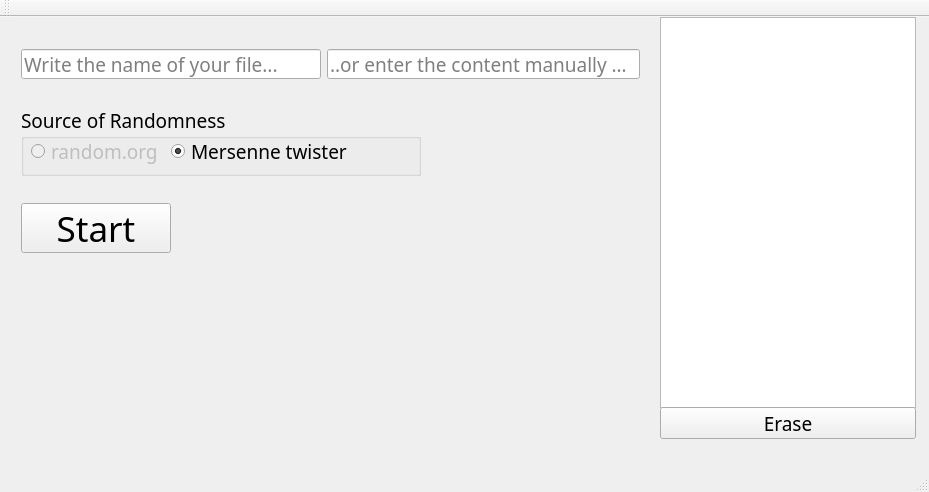
Above: mainwindow.ui from ThisIsPIRI/classroom-picker before the change. Below: the same form after it.
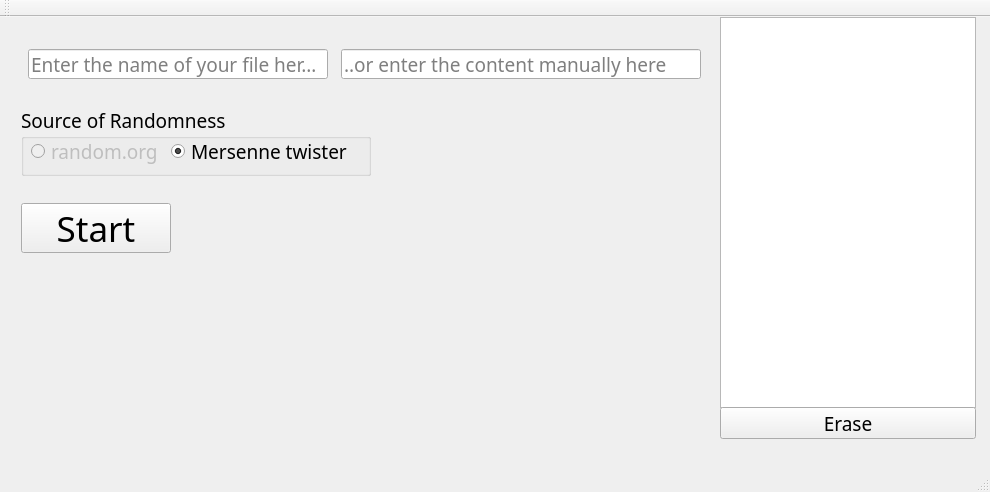
That is the form after the change.

Patch:
```diff
--- a/mainwindow.ui
+++ b/mainwindow.ui
@@ -6,7 +6,7 @@
    <rect>
     <x>0</x>
     <y>0</y>
-    <width>929</width>
+    <width>990</width>
     <height>492</height>
    </rect>
   </property>
@@ -19,7 +19,7 @@
      <rect>
       <x>10</x>
       <y>0</y>
-      <width>641</width>
+      <width>711</width>
       <height>271</height>
      </rect>
     </property>
@@ -62,7 +62,7 @@
           </font>
          </property>
          <property name="placeholderText">
-          <string>Write the name of your file...</string>
+          <string>Enter the name of your file here...</string>
          </property>
         </widget>
        </item>
@@ -103,13 +103,13 @@
        </property>
        <property name="minimumSize">
         <size>
-         <width>400</width>
+         <width>350</width>
          <height>70</height>
         </size>
        </property>
        <property name="maximumSize">
         <size>
-         <width>400</width>
+         <width>350</width>
          <height>70</height>
         </size>
        </property>
@@ -210,7 +210,7 @@
    <widget class="QListWidget" name="entryList">
     <property name="geometry">
      <rect>
-      <x>660</x>
+      <x>720</x>
       <y>0</y>
       <width>256</width>
       <height>391</height>
@@ -220,7 +220,7 @@
    <widget class="QPushButton" name="eraseListButton">
     <property name="geometry">
      <rect>
-      <x>660</x>
+      <x>720</x>
       <y>390</y>
       <width>256</width>
       <height>32</height>
```
Left out of the diff: 11 changed lines with no effect on the pictures.
